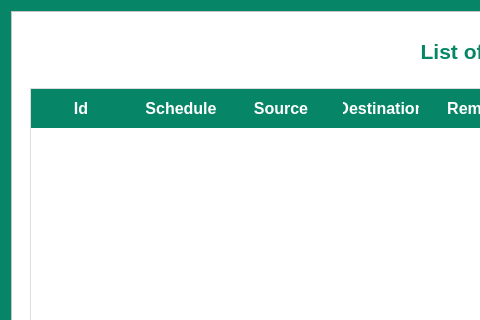
HPE-Backup-and-Recovery-System/ResilioZ, file src/gui/dialog/list_schedules_dialog.ui: the form before one commit; both pictures show x 0 to 480 and y 0 to 320 of the 1015 by 636 pixel window.
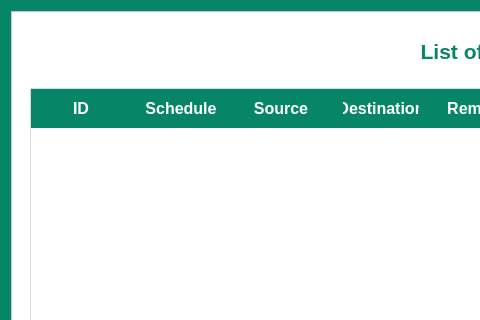
The form after the commit.

Patch:
```diff
--- a/src/gui/dialog/list_schedules_dialog.ui
+++ b/src/gui/dialog/list_schedules_dialog.ui
@@ -210,7 +210,7 @@
            </property>
            <column>
             <property name="text">
-             <string>Id</string>
+             <string>ID</string>
             </property>
            </column>
            <column>
```
